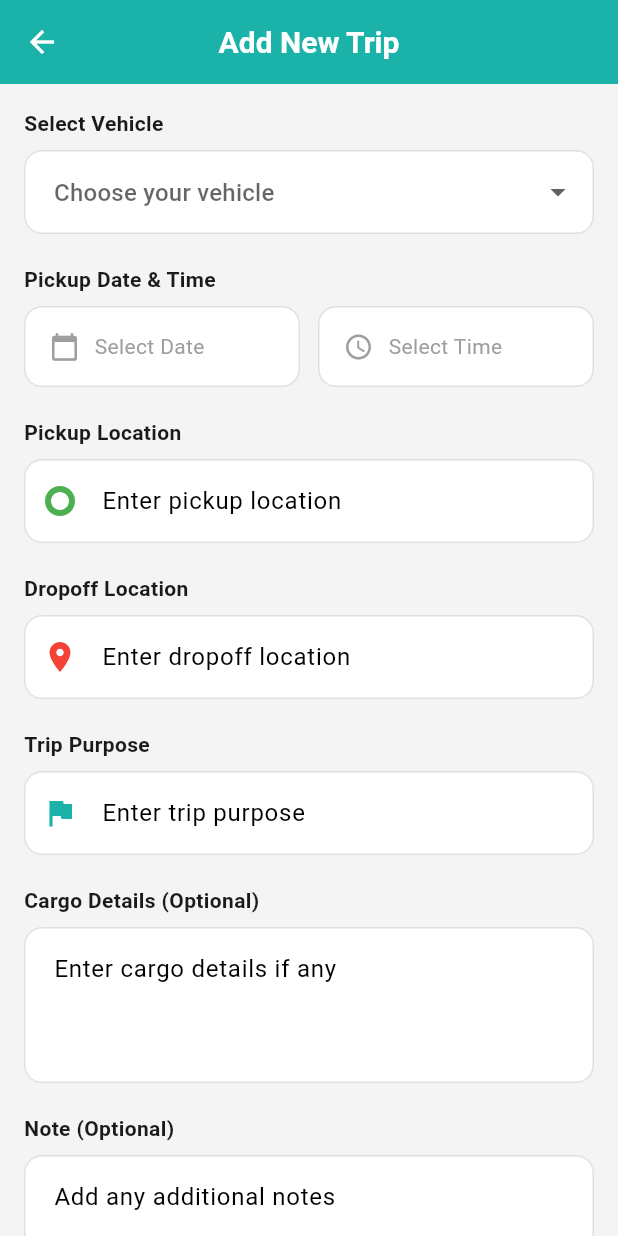
After one commit to Najeeb386/fixiobike, a Flutter app: the AddTripScreen screen opened directly, on a phone screen of 412 x 824 dp. The commit adds this screen. Run offline on Flutter 3.47's test engine with Material 3 defaults, Android fonts, the phone set to English and light mode, and no system bars; our stand-ins replace get.

Commit message:
trip ui added now

```diff
--- /dev/null
+++ b/lib/features/bikes/trips/models/trip_model.dart
@@ -0,0 +1,66 @@
+/// Trip Model for Fixio Bike App
+/// Represents a trip taken by a user's vehicle
+class Trip {
+  final String id;
+  final String vehicleName;
+  final String plateNumber;
+  final String pickupLocation;
+  final String dropoffLocation;
+  final DateTime pickupDate;
+  final String? tripPurpose;
+  final String? cargoDetails;
+  final String? note;
+  final String status;
+
+  Trip({
+    required this.id,
+    required this.vehicleName,
+    required this.plateNumber,
+    required this.pickupLocation,
+    required this.dropoffLocation,
+    required this.pickupDate,
+    this.tripPurpose,
+    this.cargoDetails,
+    this.note,
+    this.status = 'In Progress',
+  });
+
+  Trip copyWith({
+    String? id,
+    String? vehicleName,
+    String? plateNumber,
+    String? pickupLocation,
+    String? dropoffLocation,
+    DateTime? pickupDate,
+    String? tripPurpose,
+    String? cargoDetails,
+    String? note,
+    String? status,
+  }) {
+    return Trip(
+      id: id ?? this.id,
+      vehicleName: vehicleName ?? this.vehicleName,
+      plateNumber: plateNumber ?? this.plateNumber,
+      pickupLocation: pickupLocation ?? this.pickupLocation,
+      dropoffLocation: dropoffLocation ?? this.dropoffLocation,
+      pickupDate: pickupDate ?? this.pickupDate,
+      tripPurpose: tripPurpose ?? this.tripPurpose,
+      cargoDetails: cargoDetails ?? this.cargoDetails,
+      note: note ?? this.note,
+      status: status ?? this.status,
+    );
+  }
+}
+
+/// Available trip purposes
+class TripPurposes {
+  static const List<String> purposes = [
+    'Business',
+    'Personal',
+    'Delivery',
+    'Tourism',
+    'Commute',
+    'Emergency',
+    'Other',
+  ];
+}
--- /dev/null
+++ b/lib/features/bikes/trips/views/add_trip_screen.dart
@@ -0,0 +1,427 @@
+import 'package:flutter/material.dart';
+import 'package:get/get.dart';
+import '../../../../core/constants/app_colors.dart';
+import '../../models/bike_model.dart';
+
+class AddTripScreen extends StatefulWidget {
+  const AddTripScreen({super.key});
+
+  @override
+  State<AddTripScreen> createState() => _AddTripScreenState();
+}
+
+class _AddTripScreenState extends State<AddTripScreen> {
+  // Form key for validation
+  final _formKey = GlobalKey<FormState>();
+
+  // Text controllers
+  final pickupLocationController = TextEditingController();
+  final dropoffLocationController = TextEditingController();
+  final tripPurposeController = TextEditingController();
+  final cargoDetailsController = TextEditingController();
+  final noteController = TextEditingController();
+
+  // Selected values
+  String? selectedVehicle;
+  DateTime? selectedDate;
+  TimeOfDay? selectedTime;
+
+  // Sample vehicles list
+  final List<Map<String, String>> vehicles = [
+    {'name': 'Honda CB 150', 'plate': 'ABC-1234'},
+    {'name': 'Yamaha YBR 125', 'plate': 'XYZ-5678'},
+    {'name': 'Suzuki GD 110', 'plate': 'PQR-9012'},
+    {'name': 'Honda Activa 110', 'plate': 'DEF-3456'},
+    {'name': 'Yamaha YBR 150', 'plate': 'GHI-7890'},
+  ];
+
+  @override
+  void dispose() {
+    pickupLocationController.dispose();
+    dropoffLocationController.dispose();
+    tripPurposeController.dispose();
+    cargoDetailsController.dispose();
+    noteController.dispose();
+    super.dispose();
+  }
+
+  @override
+  Widget build(BuildContext context) {
+    return Scaffold(
+      backgroundColor: AppColors.backgroundColor,
+      appBar: AppBar(
+        backgroundColor: AppColors.primaryColor,
+        elevation: 0,
+        title: const Text('Add New Trip', style: TextStyle(color: Colors.white)),
+        leading: IconButton(
+          icon: const Icon(Icons.arrow_back, color: Colors.white),
+          onPressed: () => Get.back(),
+        ),
+      ),
+      body: SingleChildScrollView(
+        padding: const EdgeInsets.all(16),
+        child: Form(
+          key: _formKey,
+          child: Column(
+            crossAxisAlignment: CrossAxisAlignment.start,
+            children: [
+              // Select Vehicle Dropdown
+              _buildLabel('Select Vehicle'),
+              const SizedBox(height: 8),
+              DropdownButtonFormField<String>(
+                value: selectedVehicle,
+                decoration: InputDecoration(
+                  hintText: 'Choose your vehicle',
+                  border: OutlineInputBorder(
+                    borderRadius: BorderRadius.circular(12),
+                  ),
+                  filled: true,
+                  fillColor: Colors.white,
+                ),
+                items: vehicles.map((vehicle) {
+                  return DropdownMenuItem<String>(
+                    value: vehicle['name'],
+                    child: Text('${vehicle['name']} (${vehicle['plate']})'),
+                  );
+                }).toList(),
+                onChanged: (value) {
+                  setState(() {
+                    selectedVehicle = value;
+                  });
+                },
+                validator: (value) {
+                  if (value == null || value.isEmpty) {
+                    return 'Please select a vehicle';
+                  }
+                  return null;
+                },
+              ),
+
+              const SizedBox(height: 20),
+
+              // Pickup Date and Time
+              _buildLabel('Pickup Date & Time'),
+              const SizedBox(height: 8),
+              Row(
+                children: [
+                  Expanded(
+                    child: InkWell(
+                      onTap: () => _selectDate(context),
+                      child: Container(
+                        padding: const EdgeInsets.symmetric(horizontal: 16, vertical: 16),
+                        decoration: BoxDecoration(
+                          color: Colors.white,
+                          borderRadius: BorderRadius.circular(12),
+                          border: Border.all(color: Colors.grey.shade300),
+                        ),
+                        child: Row(
+                          children: [
+                            const Icon(Icons.calendar_today, size: 20, color: AppColors.grey),
+                            const SizedBox(width: 10),
+                            Text(
+                              selectedDate != null
+                                  ? '${selectedDate!.day}/${selectedDate!.month}/${selectedDate!.year}'
+                                  : 'Select Date',
+                              style: TextStyle(
+                                color: selectedDate != null ? AppColors.textDark : Colors.grey,
+                              ),
+                            ),
+                          ],
+                        ),
+                      ),
+                    ),
+                  ),
+                  const SizedBox(width: 12),
+                  Expanded(
+                    child: InkWell(
+                      onTap: () => _selectTime(context),
+                      child: Container(
+                        padding: const EdgeInsets.symmetric(horizontal: 16, vertical: 16),
+                        decoration: BoxDecoration(
+                          color: Colors.white,
+                          borderRadius: BorderRadius.circular(12),
+                          border: Border.all(color: Colors.grey.shade300),
+                        ),
+                        child: Row(
+                          children: [
+                            const Icon(Icons.access_time, size: 20, color: AppColors.grey),
+                            const SizedBox(width: 10),
+                            Text(
+                              selectedTime != null
+                                  ? selectedTime!.format(context)
+                                  : 'Select Time',
+                              style: TextStyle(
+                                color: selectedTime != null ? AppColors.textDark : Colors.grey,
+                              ),
+                            ),
+                          ],
+                        ),
+                      ),
+                    ),
+                  ),
+                ],
+              ),
+
+              const SizedBox(height: 20),
+
+              // Pickup Location
+              _buildLabel('Pickup Location'),
+              const SizedBox(height: 8),
+              TextFormField(
+                controller: pickupLocationController,
+                decoration: InputDecoration(
+                  hintText: 'Enter pickup location',
+                  prefixIcon: const Icon(Icons.trip_origin, color: Colors.green),
+                  border: OutlineInputBorder(
+                    borderRadius: BorderRadius.circular(12),
+                  ),
+                  filled: true,
+                  fillColor: Colors.white,
+                ),
+                validator: (value) {
+                  if (value == null || value.isEmpty) {
+                    return 'Please enter pickup location';
+                  }
+                  return null;
+                },
+              ),
+
+              const SizedBox(height: 20),
+
+              // Dropoff Location
+              _buildLabel('Dropoff Location'),
+              const SizedBox(height: 8),
+              TextFormField(
+                controller: dropoffLocationController,
+                decoration: InputDecoration(
+                  hintText: 'Enter dropoff location',
+                  prefixIcon: const Icon(Icons.location_on, color: Colors.red),
+                  border: OutlineInputBorder(
+                    borderRadius: BorderRadius.circular(12),
+                  ),
+                  filled: true,
+                  fillColor: Colors.white,
+                ),
+                validator: (value) {
+                  if (value == null || value.isEmpty) {
+                    return 'Please enter dropoff location';
+                  }
+                  return null;
+                },
+              ),
+
+              const SizedBox(height: 20),
+
+              // Trip Purpose
+              _buildLabel('Trip Purpose'),
+              const SizedBox(height: 8),
+              TextFormField(
+                controller: tripPurposeController,
+                decoration: InputDecoration(
+                  hintText: 'Enter trip purpose',
+                  prefixIcon: const Icon(Icons.flag, color: AppColors.primaryColor),
+                  border: OutlineInputBorder(
+                    borderRadius: BorderRadius.circular(12),
+                  ),
+                  filled: true,
+                  fillColor: Colors.white,
+                ),
+                validator: (value) {
+                  if (value == null || value.isEmpty) {
+                    return 'Please enter trip purpose';
+                  }
+                  return null;
+                },
+              ),
+
+              const SizedBox(height: 20),
+
+              // Cargo Details
+              _buildLabel('Cargo Details (Optional)'),
+              const SizedBox(height: 8),
+              TextFormField(
+                controller: cargoDetailsController,
+                maxLines: 3,
+                decoration: InputDecoration(
+                  hintText: 'Enter cargo details if any',
+                  border: OutlineInputBorder(
+                    borderRadius: BorderRadius.circular(12),
+                  ),
+                  filled: true,
+                  fillColor: Colors.white,
+                ),
+              ),
+
+              const SizedBox(height: 20),
+
+              // Note
+              _buildLabel('Note (Optional)'),
+              const SizedBox(height: 8),
+              TextFormField(
+                controller: noteController,
+                maxLines: 3,
+                decoration: InputDecoration(
+                  hintText: 'Add any additional notes',
+                  border: OutlineInputBorder(
+                    borderRadius: BorderRadius.circular(12),
+                  ),
+                  filled: true,
+                  fillColor: Colors.white,
+                ),
+              ),
+
+              const SizedBox(height: 30),
+
+              // Submit Button
+              SizedBox(
+                width: double.infinity,
+                height: 50,
+                child: ElevatedButton(
+                  onPressed: _submitTrip,
+                  style: ElevatedButton.styleFrom(
+                    backgroundColor: AppColors.primaryColor,
+                    foregroundColor: Colors.white,
+                    shape: RoundedRectangleBorder(
+                      borderRadius: BorderRadius.circular(12),
+                    ),
+                  ),
+                  child: const Text(
+                    'Submit',
+                    style: TextStyle(
+                      fontSize: 16,
+                      fontWeight: FontWeight.bold,
+                    ),
+                  ),
+                ),
+              ),
+
+              const SizedBox(height: 20),
+            ],
+          ),
+        ),
+      ),
+    );
+  }
+
+  Widget _buildLabel(String text) {
+    return Text(
+      text,
+      style: const TextStyle(
+        fontSize: 14,
+        fontWeight: FontWeight.w600,
+        color: AppColors.textDark,
+      ),
+    );
+  }
+
+  Future<void> _selectDate(BuildContext context) async {
+    final DateTime? picked = await showDatePicker(
+      context: context,
+      initialDate: selectedDate ?? DateTime.now(),
+      firstDate: DateTime.now().subtract(const Duration(days: 30)),
+      lastDate: DateTime.now().add(const Duration(days: 365)),
+      builder: (context, child) {
+        return Theme(
+          data: Theme.of(context).copyWith(
+            colorScheme: const ColorScheme.light(
+              primary: AppColors.primaryColor,
+            ),
+          ),
+          child: child!,
+        );
+      },
+    );
+    if (picked != null && picked != selectedDate) {
+      setState(() {
+        selectedDate = picked;
+      });
+    }
+  }
+
+  Future<void> _selectTime(BuildContext context) async {
+    final TimeOfDay? picked = await showTimePicker(
+      context: context,
+      initialTime: selectedTime ?? TimeOfDay.now(),
+      builder: (context, child) {
+        return Theme(
+          data: Theme.of(context).copyWith(
+            colorScheme: const ColorScheme.light(
+              primary: AppColors.primaryColor,
+            ),
+          ),
+          child: child!,
+        );
+      },
+    );
+    if (picked != null && picked != selectedTime) {
+      setState(() {
+        selectedTime = picked;
+      });
+    }
+  }
+
+  void _submitTrip() {
+    if (_formKey.currentState!.validate()) {
+      // Validate date and time
+      if (selectedDate == null) {
+        Get.snackbar(
+          'Error',
+          'Please select pickup date',
+          snackPosition: SnackPosition.BOTTOM,
+          backgroundColor: Colors.red,
+          colorText: Colors.white,
+        );
+        return;
+      }
+
+      if (selectedTime == null) {
+        Get.snackbar(
+          'Error',
+          'Please select pickup time',
+          snackPosition: SnackPosition.BOTTOM,
+          backgroundColor: Colors.red,
+          colorText: Colors.white,
+        );
+        return;
+      }
+
+      // Combine date and time
+      final pickupDateTime = DateTime(
+        selectedDate!.year,
+        selectedDate!.month,
+        selectedDate!.day,
+        selectedTime!.hour,
+        selectedTime!.minute,
+      );
+
+      // Get selected vehicle plate
+      String plateNumber = '';
+      for (var vehicle in vehicles) {
+        if (vehicle['name'] == selectedVehicle) {
+          plateNumber = vehicle['plate'] ?? '';
+          break;
+        }
+      }
+
+      // Show success message
+      Get.back();
+      Get.snackbar(
+        'Success',
+        'Trip added successfully!',
+        snackPosition: SnackPosition.BOTTOM,
+        backgroundColor: Colors.green,
+        colorText: Colors.white,
+      );
+
+      // Here you would typically save the trip to your backend/database
+      print('Trip Details:');
+      print('Vehicle: $selectedVehicle ($plateNumber)');
+      print('Pickup: $pickupDateTime');
+      print('From: ${pickupLocationController.text}');
+      print('To: ${dropoffLocationController.text}');
+      print('Purpose: ${tripPurposeController.text}');
+      print('Cargo: ${cargoDetailsController.text}');
+      print('Note: ${noteController.text}');
+    }
+  }
+}
```
Also changed, not shown: lib/features/bikes/trips/views/trip_view.dart (added, +248 -0 lines), lib/features/dashboard/screens/homepage.dart (+6 -2 lines).
